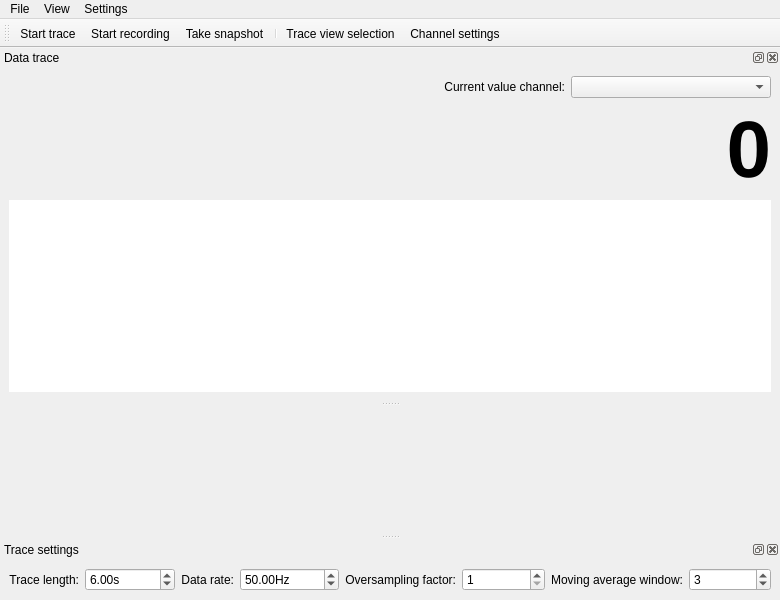
This is src/qudi/gui/time_series/ui_time_series_gui.ui in Ulm-IQO/qudi-iqo-modules as Qt 5 draws it before an edit. The edited form follows.
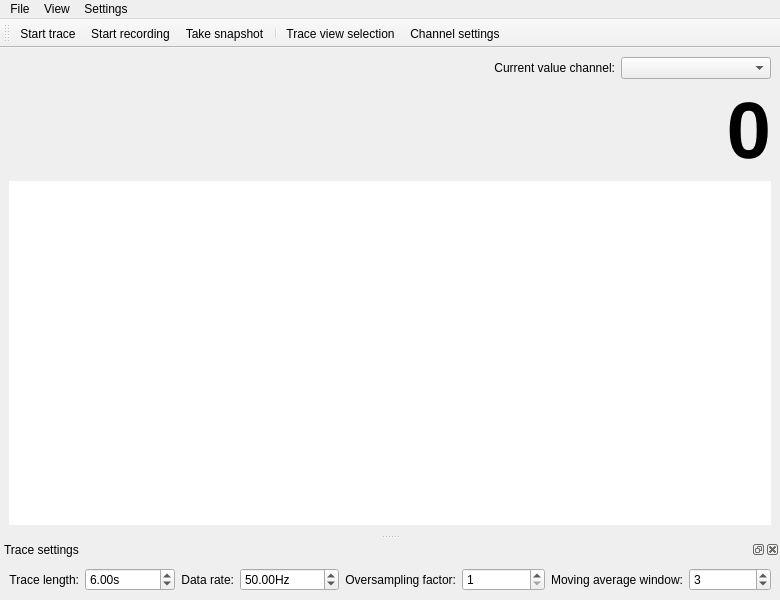
This is the edited form. Icons and pictures are not drawn. Custom widgets are drawn as their Qt base class.

Commit message: - Fixed missing icon in time series counter - Tweaked TimeSeriesGui a bit while I was at it

The edit to the form file:
```diff
--- a/src/qudi/gui/time_series/ui_time_series_gui.ui
+++ b/src/qudi/gui/time_series/ui_time_series_gui.ui
@@ -13,7 +13,90 @@
   <property name="windowTitle">
    <string>qudi: Time Series Viewer</string>
   </property>
-  <widget class="QWidget" name="centralwidget"/>
+  <widget class="QWidget" name="centralwidget">
+   <layout class="QGridLayout" name="gridLayout_2" rowstretch="0,0,0,0" rowminimumheight="0,0,0,0">
+    <item row="0" column="1">
+     <widget class="QComboBox" name="curr_value_comboBox">
+      <property name="sizePolicy">
+       <sizepolicy hsizetype="Preferred" vsizetype="Fixed">
+        <horstretch>0</horstretch>
+        <verstretch>0</verstretch>
+       </sizepolicy>
+      </property>
+      <property name="minimumSize">
+       <size>
+        <width>0</width>
+        <height>0</height>
+       </size>
+      </property>
+      <property name="maxVisibleItems">
+       <number>20</number>
+      </property>
+      <property name="sizeAdjustPolicy">
+       <enum>QComboBox::AdjustToContents</enum>
+      </property>
+      <property name="minimumContentsLength">
+       <number>15</number>
+      </property>
+     </widget>
+    </item>
+    <item row="0" column="0">
+     <widget class="QLabel" name="label_5">
+      <property name="sizePolicy">
+       <sizepolicy hsizetype="MinimumExpanding" vsizetype="Preferred">
+        <horstretch>0</horstretch>
+        <verstretch>0</verstretch>
+       </sizepolicy>
+      </property>
+      <property name="text">
+       <string>Current value channel:</string>
+      </property>
+      <property name="alignment">
+       <set>Qt::AlignRight|Qt::AlignTrailing|Qt::AlignVCenter</set>
+      </property>
+     </widget>
+    </item>
+    <item row="1" column="0" colspan="2">
+     <widget class="QLabel" name="curr_value_Label">
+      <property name="enabled">
+       <bool>true</bool>
+      </property>
+      <property name="font">
+       <font>
+        <pointsize>60</pointsize>
+        <weight>75</weight>
+        <bold>true</bold>
+       </font>
+      </property>
+      <property name="text">
+       <string>0</string>
+      </property>
+      <property name="alignment">
+       <set>Qt::AlignRight|Qt::AlignTrailing|Qt::AlignVCenter</set>
+      </property>
+     </widget>
+    </item>
+    <item row="3" column="0" colspan="2">
+     <widget class="PlotWidget" name="data_trace_PlotWidget">
+      <property name="focusPolicy">
+       <enum>Qt::NoFocus</enum>
+      </property>
+      <property name="frameShape">
+       <enum>QFrame::NoFrame</enum>
+      </property>
+      <property name="frameShadow">
+       <enum>QFrame::Plain</enum>
+      </property>
+      <property name="lineWidth">
+       <number>1</number>
+      </property>
+      <property name="interactive">
+       <bool>false</bool>
+      </property>
+     </widget>
+    </item>
+   </layout>
+  </widget>
   <widget class="QMenuBar" name="menubar">
    <property name="geometry">
     <rect>
@@ -55,83 +138,6 @@
    <addaction name="menuView"/>
    <addaction name="menuSettings"/>
   </widget>
-  <widget class="QDockWidget" name="data_trace_DockWidget">
-   <property name="sizePolicy">
-    <sizepolicy hsizetype="Preferred" vsizetype="Preferred">
-     <horstretch>1</horstretch>
-     <verstretch>0</verstretch>
-    </sizepolicy>
-   </property>
-   <property name="windowTitle">
-    <string>Data trace</string>
-   </property>
-   <attribute name="dockWidgetArea">
-    <number>4</number>
-   </attribute>
-   <widget class="QWidget" name="dockWidgetContents">
-    <layout class="QGridLayout" name="gridLayout" columnstretch="2,0,0">
-     <item row="0" column="1">
-      <widget class="QLabel" name="label_5">
-       <property name="text">
-        <string>Current value channel:</string>
-       </property>
-       <property name="alignment">
-        <set>Qt::AlignRight|Qt::AlignTrailing|Qt::AlignVCenter</set>
-       </property>
-      </widget>
-     </item>
-     <item row="0" column="2">
-      <widget class="QComboBox" name="curr_value_comboBox">
-       <property name="minimumSize">
-        <size>
-         <width>200</width>
-         <height>0</height>
-        </size>
-       </property>
-       <property name="sizeAdjustPolicy">
-        <enum>QComboBox::AdjustToContents</enum>
-       </property>
-      </widget>
-     </item>
-     <item row="1" column="0" colspan="3">
-      <widget class="QLabel" name="curr_value_Label">
-       <property name="font">
-        <font>
-         <pointsize>60</pointsize>
-         <weight>75</weight>
-         <bold>true</bold>
-        </font>
-       </property>
-       <property name="text">
-        <string>0</string>
-       </property>
-       <property name="alignment">
-        <set>Qt::AlignRight|Qt::AlignTrailing|Qt::AlignVCenter</set>
-       </property>
-      </widget>
-     </item>
-     <item row="2" column="0" colspan="3">
-      <widget class="PlotWidget" name="data_trace_PlotWidget">
-       <property name="focusPolicy">
-        <enum>Qt::NoFocus</enum>
-       </property>
-       <property name="frameShape">
-        <enum>QFrame::NoFrame</enum>
-       </property>
-       <property name="frameShadow">
-        <enum>QFrame::Plain</enum>
-       </property>
-       <property name="lineWidth">
-        <number>1</number>
-       </property>
-       <property name="interactive">
-        <bool>false</bool>
-       </property>
-      </widget>
-     </item>
-    </layout>
-   </widget>
-  </widget>
   <widget class="QDockWidget" name="trace_settings_DockWidget">
    <property name="maximumSize">
     <size>
```
Left out of the diff: 108 changed lines with no effect on the pictures. The commit also changes 1 other file.
